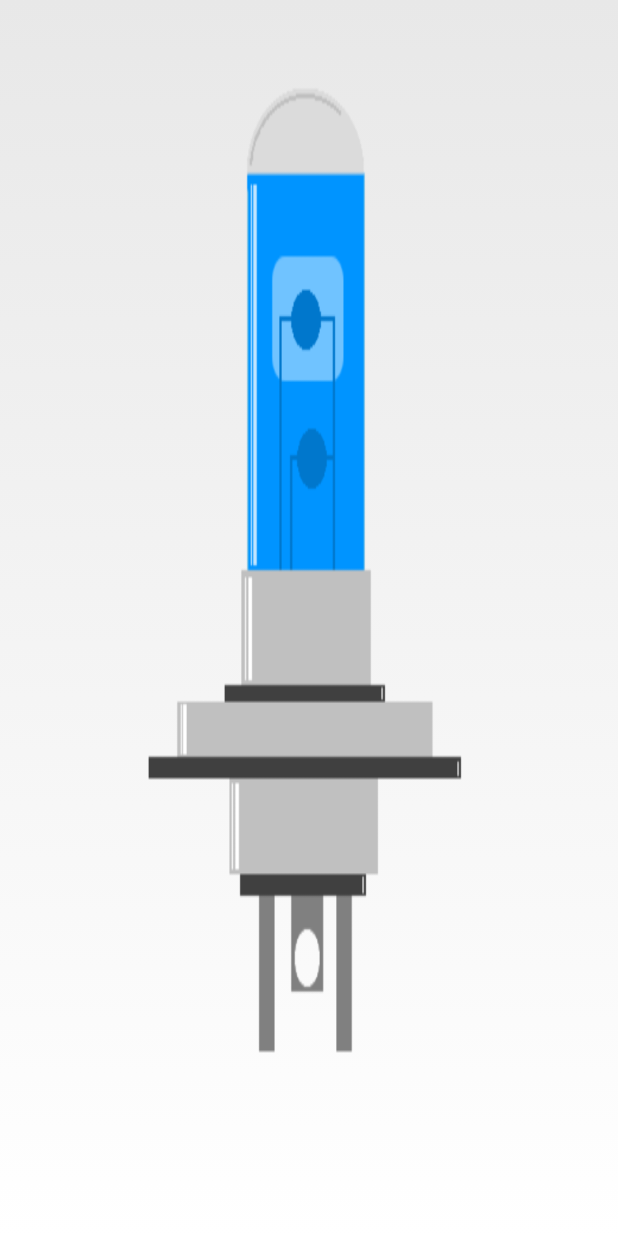
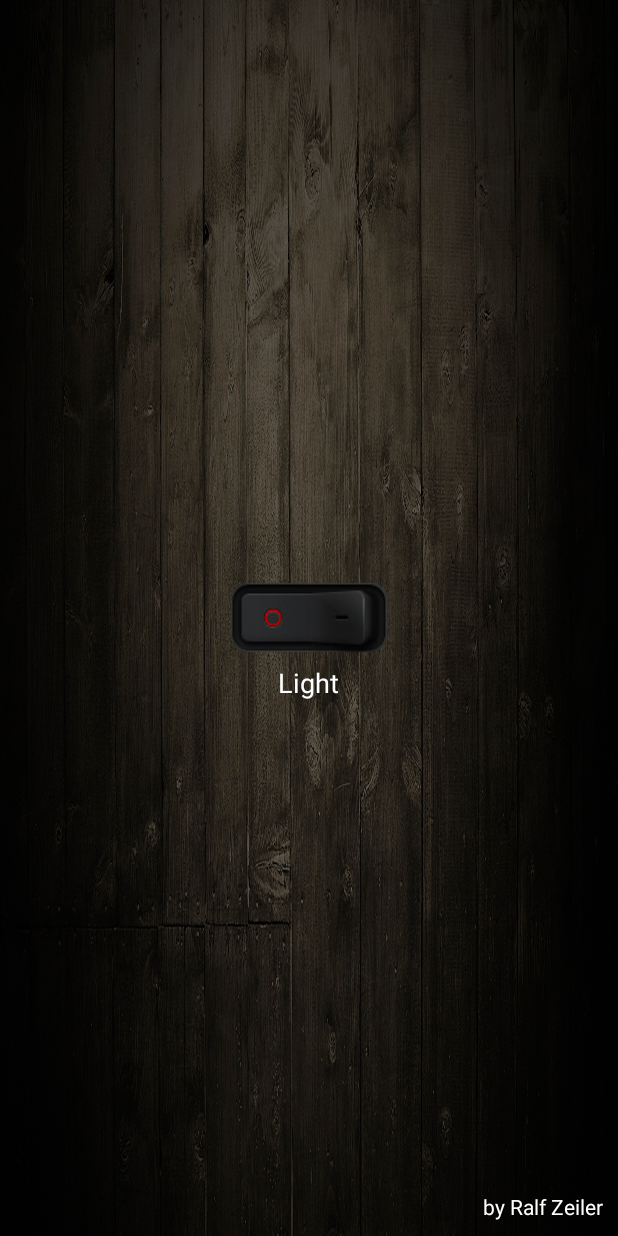
Before and after one commit to rzeiler/Light, an Android app: the screen it shows after launch (MainActivity), on a phone screen of 412 x 824 dp. Run offline under Robolectric (Android 15) with nearby library versions, the phone set to English and light mode, and no system bars.

Commit message:
change images, add app Icon

```diff
--- a/app/src/main/AndroidManifest.xml
+++ b/app/src/main/AndroidManifest.xml
@@ -7,7 +7,7 @@
 
     <application
         android:allowBackup="true"
-        android:icon="@mipmap/ic_launcher"
+        android:icon="@mipmap/light"
         android:label="@string/app_name"
         android:supportsRtl="true"
         android:theme="@style/AppTheme">
--- a/app/src/main/java/rze/app/light/MainActivity.java
+++ b/app/src/main/java/rze/app/light/MainActivity.java
@@ -7,6 +7,7 @@ import android.os.Bundle;
 import android.util.Log;
 import android.view.View;
 import android.widget.ImageButton;
+import android.widget.TextView;
 import android.widget.Toast;
 
 public class MainActivity extends Activity {
@@ -15,6 +16,7 @@ public class MainActivity extends Activity {
     Camera camera;
     Camera.Parameters parameters;
     ImageButton tb;
+    TextView tv;
 
     @Override
     protected void onCreate(Bundle savedInstanceState) {
@@ -29,6 +31,8 @@ public class MainActivity extends Activity {
         }
 
         tb = (ImageButton) findViewById(R.id.imageButton);
+        tv = (TextView) findViewById(R.id.textView);
+
         tb.setOnClickListener(new View.OnClickListener() {
             @Override
             public void onClick(View v) {
@@ -39,21 +43,20 @@ public class MainActivity extends Activity {
                         parameters.setFlashMode(Camera.Parameters.FLASH_MODE_TORCH);
                         camera.setParameters(parameters);
                         camera.startPreview();
-                        tb.setBackgroundResource(R.drawable.light_on);
+                        tb.setBackgroundResource(R.drawable.on);
+                        tv.setText(getString(R.string.on));
                     } else {
                         parameters.setFlashMode(Camera.Parameters.FLASH_MODE_OFF);
                         camera.setParameters(parameters);
                         camera.stopPreview();
-                        tb.setBackgroundResource(R.drawable.light_off);
+                        tb.setBackgroundResource(R.drawable.off);
+                        tv.setText(getString(R.string.off));
                     }
                 }else{
                     Toast.makeText(MainActivity.this, "No Flashlight Support", Toast.LENGTH_SHORT).show();
                 }
-
             }
         });
-
-
     }
 
     @Override
--- a/app/src/main/res/layout/activity_main.xml
+++ b/app/src/main/res/layout/activity_main.xml
@@ -4,12 +4,35 @@
     android:layout_width="match_parent"
     android:layout_height="match_parent"
     tools:context="rze.app.light.MainActivity"
-    android:padding="3dp">
+    android:padding="10dp"
+    android:background="@drawable/wood">
 
     <ImageButton
-        android:layout_width="fill_parent"
-        android:layout_height="fill_parent"
+        android:layout_width="wrap_content"
+        android:layout_height="wrap_content"
         android:id="@+id/imageButton"
-        android:background="@drawable/light_off"
-         />
+        android:background="@drawable/off"
+        android:layout_centerVertical="true"
+        android:layout_centerHorizontal="true" />
+
+    <TextView
+        android:layout_width="wrap_content"
+        android:layout_height="wrap_content"
+        android:textAppearance="?android:attr/textAppearanceMedium"
+        android:text="@string/app_name"
+        android:id="@+id/textView"
+        android:layout_below="@+id/imageButton"
+        android:layout_centerHorizontal="true"
+        android:textColor="@android:color/background_light" />
+
+    <TextView
+        android:layout_width="wrap_content"
+        android:layout_height="wrap_content"
+        android:textAppearance="?android:attr/textAppearanceSmall"
+        android:text="@string/autor"
+        android:id="@+id/textView2"
+        android:layout_alignParentBottom="true"
+        android:layout_alignParentRight="true"
+        android:layout_alignParentEnd="true"
+        android:textColor="@android:color/background_light" />
 </RelativeLayout>
--- a/app/src/main/res/values/strings.xml
+++ b/app/src/main/res/values/strings.xml
@@ -1,3 +1,6 @@
 <resources>
     <string name="app_name">Light</string>
+    <string name="on">ON</string>
+    <string name="off">OFF</string>
+    <string name="autor">by Ralf Zeiler</string>
 </resources>
```
Also changed, not shown: app/src/main/res/drawable/light_off.png (deleted), app/src/main/res/drawable/light_on.png (deleted), app/src/main/res/drawable/off.png (added), app/src/main/res/drawable/on.png (added), app/src/main/res/drawable/onoff.png (added), app/src/main/res/drawable/wood.jpg (added), app/src/main/res/mipmap-hdpi/ic_launcher.png (deleted), app/src/main/res/mipmap-hdpi/light.png (added), app/src/main/res/mipmap-mdpi/ic_launcher.png (deleted), app/src/main/res/mipmap-xhdpi/ic_launcher.png (deleted), app/src/main/res/mipmap-xxhdpi/ic_launcher.png (deleted), app/src/main/res/mipmap-xxxhdpi/ic_launcher.png (deleted).
